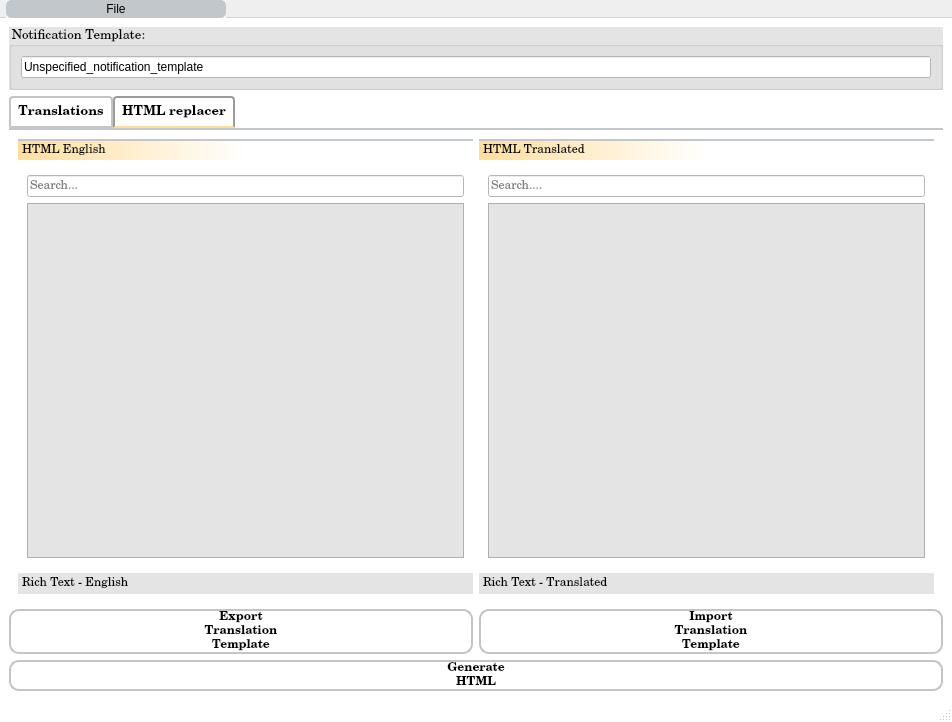
Before: the Qt Designer form ILX_translator.ui in MassiveSnake/Intelex_notification_translator, drawn with Qt 5.
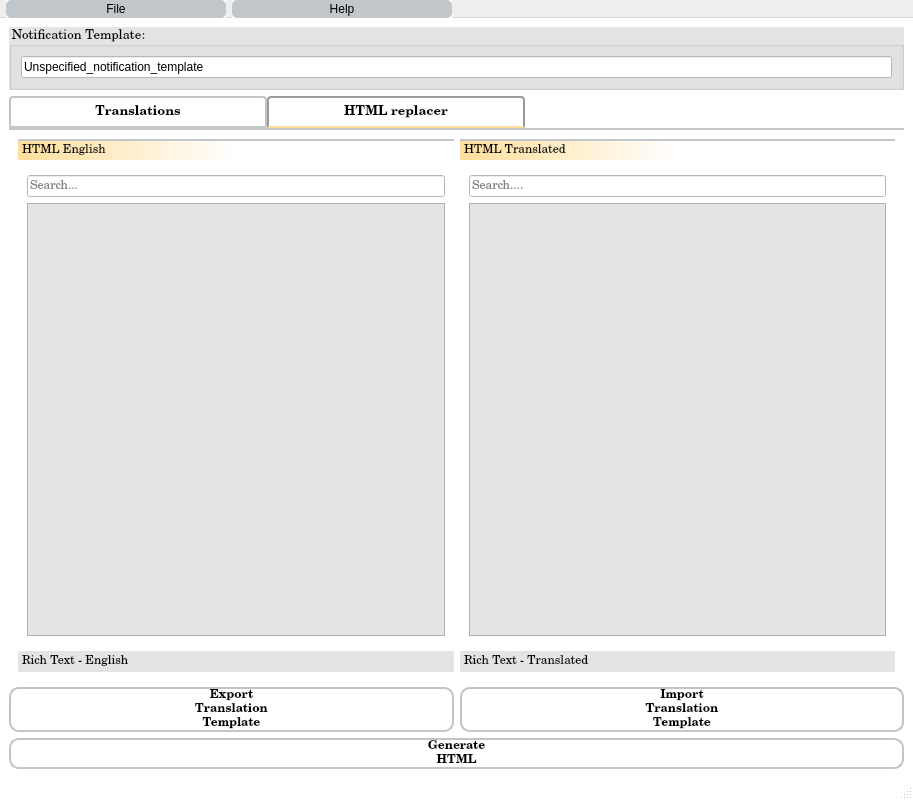
After: the same form once the commit is applied.

Commit message: about triggers

Patch:
```diff
--- a/ILX_translator.ui
+++ b/ILX_translator.ui
@@ -6,8 +6,8 @@
    <rect>
     <x>0</x>
     <y>0</y>
-    <width>952</width>
-    <height>722</height>
+    <width>913</width>
+    <height>800</height>
    </rect>
   </property>
   <property name="maximumSize">
@@ -106,7 +106,7 @@
     border-bottom-color: #C2C7CB; /* same as the pane color */
     border-top-left-radius: 4px;
     border-top-right-radius: 4px;
-    min-width: 120ex;
+    min-width: 240px;
     padding: 7px;
 }
 QTabBar::tab:selected, QTabBar::tab:hover {
@@ -171,6 +171,12 @@
       </item>
       <item>
        <widget class="QTabWidget" name="tabWidget">
+        <property name="sizePolicy">
+         <sizepolicy hsizetype="Expanding" vsizetype="Expanding">
+          <horstretch>0</horstretch>
+          <verstretch>0</verstretch>
+         </sizepolicy>
+        </property>
         <property name="font">
          <font>
           <family>Century Schoolbook</family>
@@ -330,8 +336,8 @@
                 <rect>
                  <x>0</x>
                  <y>0</y>
-                 <width>453</width>
-                 <height>393</height>
+                 <width>434</width>
+                 <height>471</height>
                 </rect>
                </property>
                <attribute name="label">
@@ -412,8 +418,8 @@
                 <rect>
                  <x>0</x>
                  <y>0</y>
-                 <width>453</width>
-                 <height>393</height>
+                 <width>433</width>
+                 <height>471</height>
                 </rect>
                </property>
                <attribute name="label">
@@ -538,8 +544,8 @@
     <rect>
      <x>0</x>
      <y>0</y>
-     <width>952</width>
-     <height>20</height>
+     <width>913</width>
+     <height>21</height>
     </rect>
    </property>
    <property name="styleSheet">
@@ -558,7 +564,17 @@
     <addaction name="actionSave_html"/>
     <addaction name="actionImport_html"/>
    </widget>
+   <widget class="QMenu" name="menuAbout">
+    <property name="title">
+     <string>Help</string>
+    </property>
+    <addaction name="separator"/>
+    <addaction name="actionAbout_QT"/>
+    <addaction name="actionInstructions"/>
+    <addaction name="actionAbout_Program"/>
+   </widget>
    <addaction name="menuFile"/>
+   <addaction name="menuAbout"/>
   </widget>
   <widget class="QStatusBar" name="statusbar"/>
   <action name="actionSave_html">
```
Left out of the diff: 78 changed lines with no effect on the pictures. The commit also changes 2 other files.
